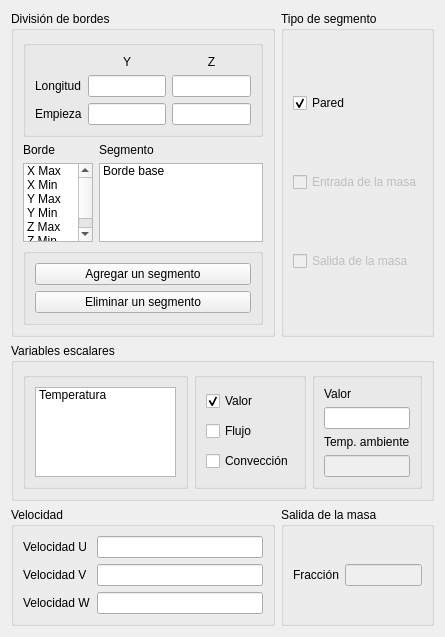
Before: the Qt Designer form bordes_window/ui/bordes_window.ui in luisdavidrodm/PrePRODIC3D, drawn with Qt 5.
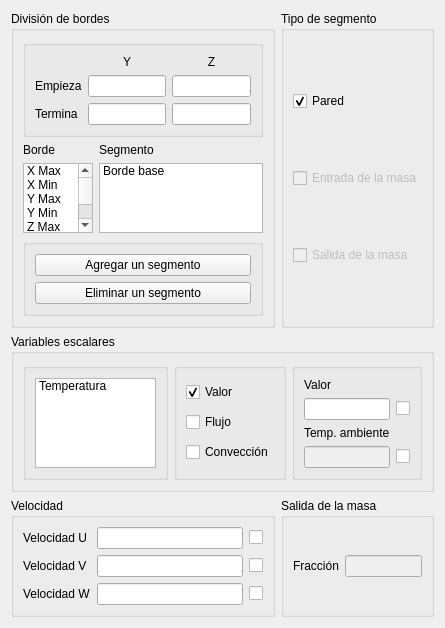
After: the same form once the commit is applied.

```diff
--- a/bordes_window/ui/bordes_window.ui
+++ b/bordes_window/ui/bordes_window.ui
@@ -7,7 +7,7 @@
     <x>0</x>
     <y>0</y>
     <width>445</width>
-    <height>637</height>
+    <height>603</height>
    </rect>
   </property>
   <property name="windowTitle">
@@ -20,48 +20,69 @@
       <string>Velocidad</string>
      </property>
      <layout class="QGridLayout" name="gridLayout_4">
+      <item row="1" column="2">
+       <widget class="QLineEdit" name="le_value_veloc_v">
+        <property name="enabled">
+         <bool>true</bool>
+        </property>
+       </widget>
+      </item>
       <item row="0" column="1">
-       <widget class="QLineEdit" name="le_value_veloc_u">
-        <property name="enabled">
-         <bool>true</bool>
-        </property>
-       </widget>
-      </item>
-      <item row="0" column="0">
        <widget class="QLabel" name="label_4">
         <property name="text">
          <string>Velocidad U</string>
         </property>
        </widget>
       </item>
-      <item row="1" column="0">
+      <item row="1" column="1">
        <widget class="QLabel" name="label_5">
         <property name="text">
          <string>Velocidad V</string>
         </property>
        </widget>
       </item>
-      <item row="1" column="1">
-       <widget class="QLineEdit" name="le_value_veloc_v">
-        <property name="enabled">
-         <bool>true</bool>
-        </property>
-       </widget>
-      </item>
-      <item row="2" column="1">
+      <item row="2" column="2">
        <widget class="QLineEdit" name="le_value_veloc_w">
         <property name="enabled">
          <bool>true</bool>
         </property>
        </widget>
       </item>
-      <item row="2" column="0">
+      <item row="0" column="2">
+       <widget class="QLineEdit" name="le_value_veloc_u">
+        <property name="enabled">
+         <bool>true</bool>
+        </property>
+       </widget>
+      </item>
+      <item row="2" column="1">
        <widget class="QLabel" name="label_9">
         <property name="text">
          <string>Velocidad W</string>
         </property>
        </widget>
       </item>
+      <item row="0" column="3">
+       <widget class="QCheckBox" name="chb_ex_veloc_u">
+        <property name="text">
+         <string/>
+        </property>
+       </widget>
+      </item>
+      <item row="1" column="3">
+       <widget class="QCheckBox" name="chb_ex_veloc_v">
+        <property name="text">
+         <string/>
+        </property>
+       </widget>
+      </item>
+      <item row="2" column="3">
+       <widget class="QCheckBox" name="chb_ex_veloc_w">
+        <property name="text">
+         <string/>
+        </property>
+       </widget>
+      </item>
      </layout>
     </widget>
    </item>
@@ -130,31 +151,45 @@
         <property name="title">
          <string/>
         </property>
-        <layout class="QVBoxLayout" name="verticalLayout_3">
-         <item>
-          <widget class="QLabel" name="lb_value">
-           <property name="text">
-            <string>Valor</string>
-           </property>
-          </widget>
-         </item>
-         <item>
-          <widget class="QLineEdit" name="le_value"/>
-         </item>
-         <item>
-          <widget class="QLabel" name="lb_variable">
-           <property name="text">
-            <string>Temp. ambiente</string>
-           </property>
-          </widget>
-         </item>
-         <item>
+        <layout class="QGridLayout" name="gridLayout_6">
+         <item row="4" column="0">
           <widget class="QLineEdit" name="le_tempamb">
            <property name="enabled">
             <bool>false</bool>
            </property>
           </widget>
          </item>
+         <item row="3" column="0">
+          <widget class="QLabel" name="lb_variable">
+           <property name="text">
+            <string>Temp. ambiente</string>
+           </property>
+          </widget>
+         </item>
+         <item row="2" column="0">
+          <widget class="QLineEdit" name="le_value"/>
+         </item>
+         <item row="0" column="0">
+          <widget class="QLabel" name="lb_value">
+           <property name="text">
+            <string>Valor</string>
+           </property>
+          </widget>
+         </item>
+         <item row="2" column="1">
+          <widget class="QCheckBox" name="chb_ex_value">
+           <property name="text">
+            <string/>
+           </property>
+          </widget>
+         </item>
+         <item row="4" column="1">
+          <widget class="QCheckBox" name="chb_ex_tempamb">
+           <property name="text">
+            <string/>
+           </property>
+          </widget>
+         </item>
         </layout>
        </widget>
       </item>
@@ -280,30 +315,30 @@
         </property>
         <layout class="QGridLayout" name="gridLayout_5">
          <item row="1" column="2">
-          <widget class="QLineEdit" name="le_vertical_lon"/>
+          <widget class="QLineEdit" name="le_vertical_start"/>
          </item>
          <item row="3" column="1">
-          <widget class="QLineEdit" name="le_transversal_start"/>
+          <widget class="QLineEdit" name="le_transversal_end"/>
          </item>
          <item row="1" column="0">
           <widget class="QLabel" name="label">
            <property name="text">
-            <string>Longitud</string>
-           </property>
-          </widget>
-         </item>
-         <item row="3" column="0">
-          <widget class="QLabel" name="label_10">
-           <property name="text">
             <string>Empieza</string>
            </property>
           </widget>
          </item>
+         <item row="3" column="0">
+          <widget class="QLabel" name="label_10">
+           <property name="text">
+            <string>Termina</string>
+           </property>
+          </widget>
+         </item>
          <item row="1" column="1">
-          <widget class="QLineEdit" name="le_transversal_lon"/>
+          <widget class="QLineEdit" name="le_transversal_start"/>
          </item>
          <item row="3" column="2">
-          <widget class="QLineEdit" name="le_vertical_start"/>
+          <widget class="QLineEdit" name="le_vertical_end"/>
          </item>
          <item row="0" column="1">
           <widget class="QLabel" name="lb_transversal">
```
